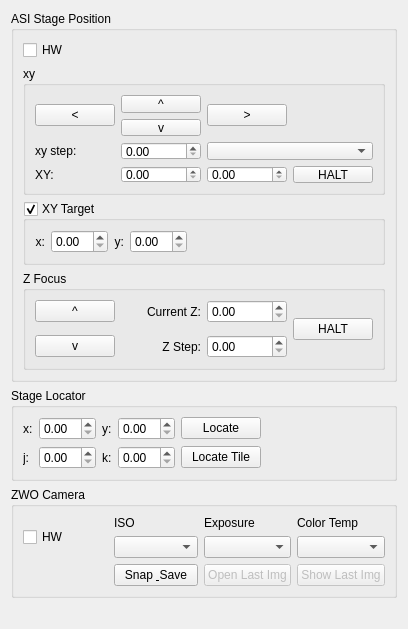
Above: microscope_quickbar.ui from tsdollins/mosaic-microscope before the change. Below: the same form after it.
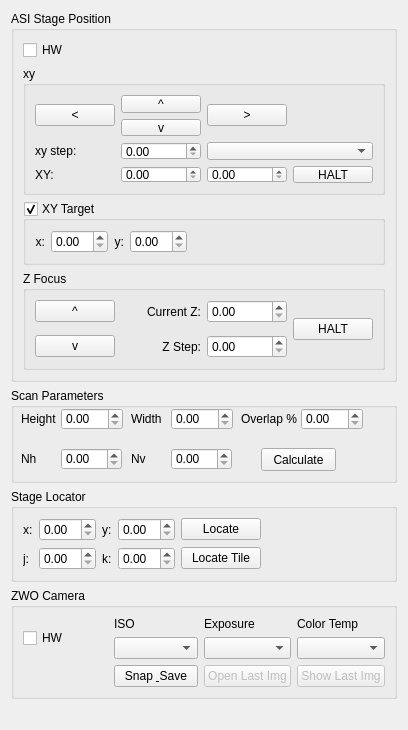
That is the form after the change.

The edit to the form file:
```diff
--- a/microscope_quickbar.ui
+++ b/microscope_quickbar.ui
@@ -7,7 +7,7 @@
     <x>0</x>
     <y>0</y>
     <width>376</width>
-    <height>629</height>
+    <height>730</height>
    </rect>
   </property>
   <property name="maximumSize">
@@ -252,6 +252,147 @@
      </layout>
     </widget>
    </item>
+   <item row="1" column="0">
+    <widget class="QGroupBox" name="groupBox_scan_params">
+     <property name="minimumSize">
+      <size>
+       <width>360</width>
+       <height>95</height>
+      </size>
+     </property>
+     <property name="title">
+      <string>Scan Parameters</string>
+     </property>
+     <widget class="QDoubleSpinBox" name="overlap_doubleSpinBox">
+      <property name="geometry">
+       <rect>
+        <x>290</x>
+        <y>20</y>
+        <width>62</width>
+        <height>22</height>
+       </rect>
+      </property>
+     </widget>
+     <widget class="QLabel" name="label_14">
+      <property name="geometry">
+       <rect>
+        <x>230</x>
+        <y>20</y>
+        <width>61</width>
+        <height>21</height>
+       </rect>
+      </property>
+      <property name="text">
+       <string>Overlap %</string>
+      </property>
+     </widget>
+     <widget class="QDoubleSpinBox" name="panel_height_doubleSpinBox">
+      <property name="geometry">
+       <rect>
+        <x>50</x>
+        <y>20</y>
+        <width>62</width>
+        <height>22</height>
+       </rect>
+      </property>
+     </widget>
+     <widget class="QDoubleSpinBox" name="panel_width_doubleSpinBox">
+      <property name="geometry">
+       <rect>
+        <x>160</x>
+        <y>20</y>
+        <width>62</width>
+        <height>22</height>
+       </rect>
+      </property>
+     </widget>
+     <widget class="QLabel" name="label_17">
+      <property name="geometry">
+       <rect>
+        <x>10</x>
+        <y>20</y>
+        <width>47</width>
+        <height>21</height>
+       </rect>
+      </property>
+      <property name="text">
+       <string>Height</string>
+      </property>
+     </widget>
+     <widget class="QLabel" name="label_18">
+      <property name="geometry">
+       <rect>
+        <x>120</x>
+        <y>20</y>
+        <width>47</width>
+        <height>21</height>
+       </rect>
+      </property>
+      <property name="text">
+       <string>Width</string>
+      </property>
+     </widget>
+     <widget class="QDoubleSpinBox" name="Nh_doubleSpinBox">
+      <property name="geometry">
+       <rect>
+        <x>50</x>
+        <y>60</y>
+        <width>61</width>
+        <height>22</height>
+       </rect>
+      </property>
+     </widget>
+     <widget class="QDoubleSpinBox" name="Nv_doubleSpinBox">
+      <property name="geometry">
+       <rect>
+        <x>160</x>
+        <y>60</y>
+        <width>61</width>
+        <height>22</height>
+       </rect>
+      </property>
+     </widget>
+     <widget class="QLabel" name="label_19">
+      <property name="geometry">
+       <rect>
+        <x>10</x>
+        <y>60</y>
+        <width>47</width>
+        <height>21</height>
+       </rect>
+      </property>
+      <property name="text">
+       <string>Nh</string>
+      </property>
+     </widget>
+     <widget class="QLabel" name="label_20">
+      <property name="geometry">
+       <rect>
+        <x>120</x>
+        <y>60</y>
+        <width>47</width>
+        <height>21</height>
+       </rect>
+      </property>
+      <property name="text">
+       <string>Nv</string>
+      </property>
+     </widget>
+     <widget class="QPushButton" name="calculate_pushButton">
+      <property name="geometry">
+       <rect>
+        <x>250</x>
+        <y>60</y>
+        <width>75</width>
+        <height>23</height>
+       </rect>
+      </property>
+      <property name="text">
+       <string>Calculate</string>
+      </property>
+     </widget>
+    </widget>
+   </item>
    <item row="4" column="0">
     <spacer name="verticalSpacer">
      <property name="orientation">
```
